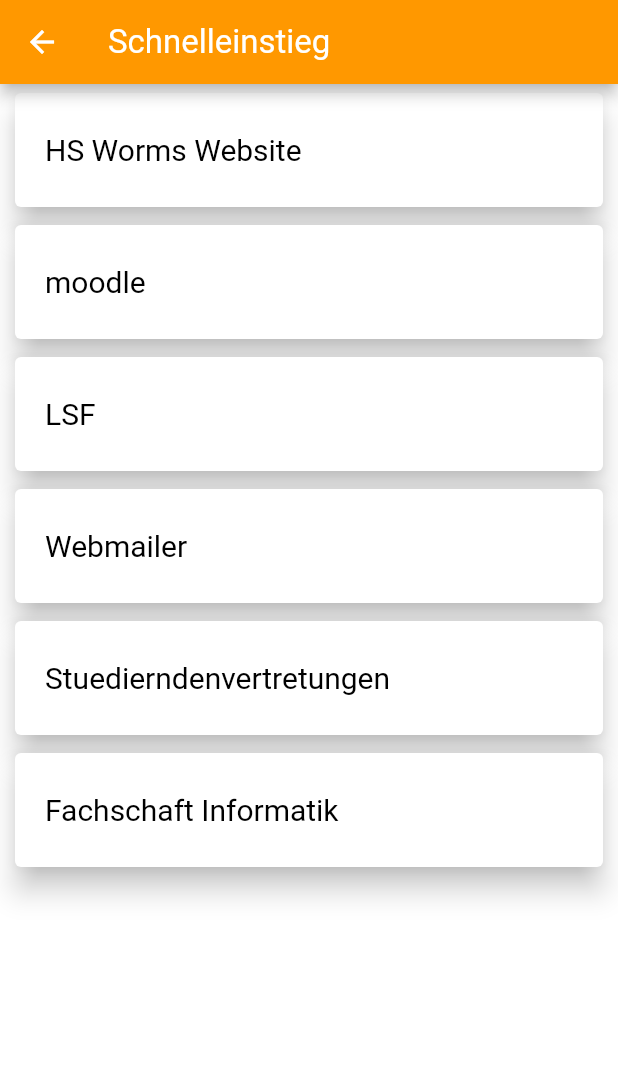
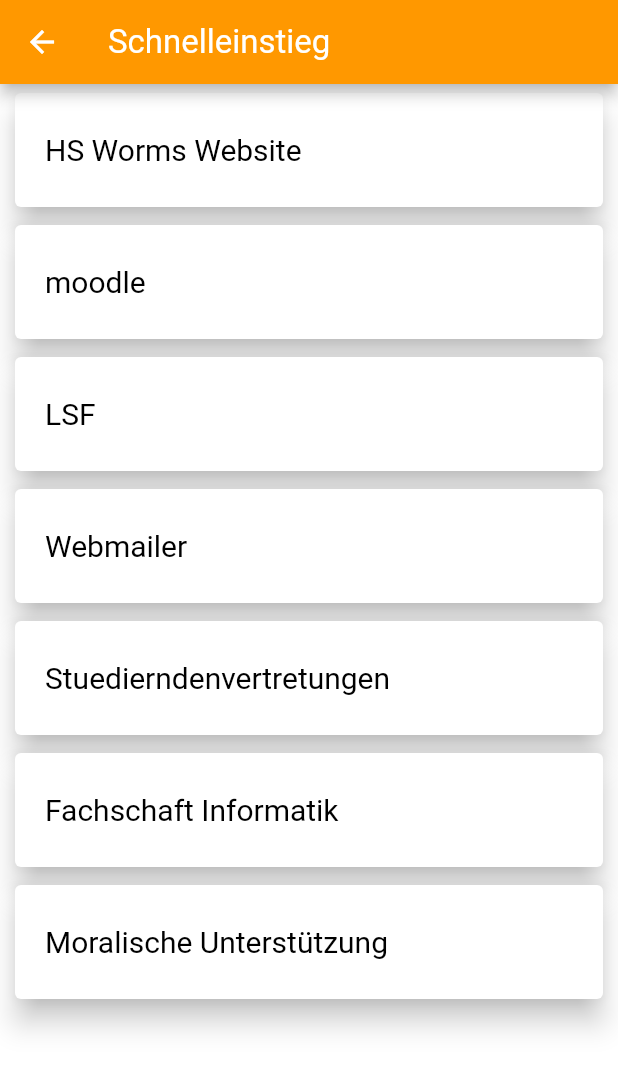
Before and after one commit to AlfredTachi/MyStudyBuddy2020, a Flutter app: the Quickaccess screen opened by its route, on a phone screen of 412 x 824 dp. Shown: the top 1070 px of the screen. Run offline on Flutter 3.47's test engine with Material 2 defaults, Android fonts, the phone set to English and light mode, and no system bars; our stand-ins replace percent_indicator, photo_view, smooth_star_rating, webview_flutter; missing offline and left inert: flutter_plugin_pdf_viewer; network calls fail.

Commit message:
added Moral Support

```diff
--- a/lib/route_manager/route_manager.dart
+++ b/lib/route_manager/route_manager.dart
@@ -12,6 +12,7 @@ import 'package:MyStudyBuddy2/mensa_plan/mensa_plan.dart';
 import 'package:MyStudyBuddy2/modulhandbuch/modulhandbuch.dart';
 import 'package:MyStudyBuddy2/support/faq.dart';
 import 'package:MyStudyBuddy2/support/mail_support.dart';
+import 'package:MyStudyBuddy2/support/moral_support.dart';
 import 'package:MyStudyBuddy2/support/quickaccess.dart';
 import 'package:MyStudyBuddy2/support/support.dart';
 import 'package:MyStudyBuddy2/weather/weather.dart';
@@ -52,11 +53,13 @@ class RouteGenerator {
       case '/quiz':
         return MaterialPageRoute(builder: (_) => QuizStart());
       case '/profList':
-       return MaterialPageRoute(builder: (_) => ProfList());
+        return MaterialPageRoute(builder: (_) => ProfList());
       case '/ModuleList':
-       return MaterialPageRoute(builder: (_) => ModuleList());
+        return MaterialPageRoute(builder: (_) => ModuleList());
       case '/evaluation':
-       return MaterialPageRoute(builder: (_) => Evaluation());
+        return MaterialPageRoute(builder: (_) => Evaluation());
+      case '/supportMain/quickAccess/moralSupport':
+        return MaterialPageRoute(builder: (_) => MoralSupport());
       default:
         return _errorRoute();
     }
--- a/lib/support/quickaccess.dart
+++ b/lib/support/quickaccess.dart
@@ -6,7 +6,7 @@ class Quickaccess extends StatefulWidget {
   QuickaccessState createState() => QuickaccessState();
 }
 
-List<Link> links = [
+List<Widget> links = [
   Link(
       child: Text('HS Worms Website', textAlign: TextAlign.center),
       url: 'https://www.hs-worms.de/'),
@@ -21,11 +21,17 @@ List<Link> links = [
       url: 'https://webmailer2.hs-worms.de/roundcube/'),
   Link(
       child: Text('Stuedierndenvertretungen', textAlign: TextAlign.center),
-      url:'https://www.hs-worms.de/hochschule/hochschule-worms/gremien/studierendenvertretungen/'),
+      url:
+          'https://www.hs-worms.de/hochschule/hochschule-worms/gremien/studierendenvertretungen/'),
   Link(
       child: Text('Fachschaft Informatik', textAlign: TextAlign.center),
       url: 'https://fsinf.hs-worms.de/cms/'),
+  Text('Moralische Unterstützung', textAlign: TextAlign.center),
 ];
+
+void goToMoralSupport(BuildContext context) {
+  Navigator.of(context).pushNamed("/supportMain/quickAccess/moralSupport");
+}
 
 class QuickaccessState extends State<Quickaccess> {
   @override
@@ -42,17 +48,38 @@ class QuickaccessState extends State<Quickaccess> {
             scrollDirection: Axis.vertical,
             itemCount: links.length,
             shrinkWrap: true,
-          itemBuilder: (BuildContext context, int index) => Container(
+            itemBuilder: (BuildContext context, int index) {
+              if (index != 6) {
+                return Container(
                     width: MediaQuery.of(context).size.width,
                     child: Card(
-                margin:
-                    new EdgeInsets.symmetric(horizontal: 10.0, vertical: 6.0),
+                      margin: new EdgeInsets.symmetric(
+                          horizontal: 10.0, vertical: 6.0),
                       elevation: 8.0,
                       child: ListTile(
-                    contentPadding:
-                        EdgeInsets.symmetric(horizontal: 20.0, vertical: 10.0),
+                          contentPadding: EdgeInsets.symmetric(
+                              horizontal: 20.0, vertical: 10.0),
                           leading: links[index]),
-              )),
+                    ));
+              } else {
+                print(index);
+                return Container(
+                    width: MediaQuery.of(context).size.width,
+                    child: GestureDetector(
+                      onTap: () {
+                        goToMoralSupport(context);
+                      },
+                      child: Card(
+                        margin: new EdgeInsets.symmetric(
+                            horizontal: 10.0, vertical: 6.0),
+                        elevation: 8.0,
+                        child: ListTile(
+                            contentPadding: EdgeInsets.symmetric(
+                                horizontal: 20.0, vertical: 10.0),
+                            leading: links[index]),
+                      ),
                     ));
               }
+            }));
   }
+}
```
Also changed, not shown: lib/support/moral_support.dart (added, +83 -0 lines). Lines whose indentation alone changed are shown as unchanged.
